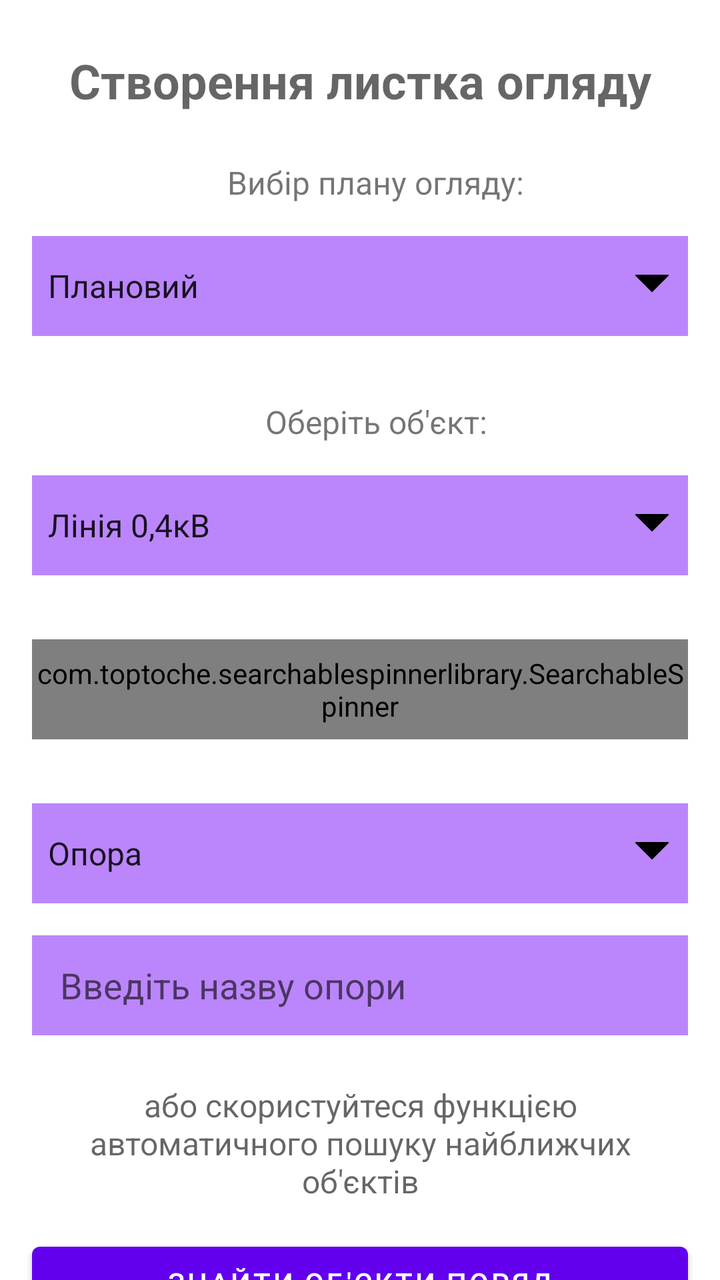
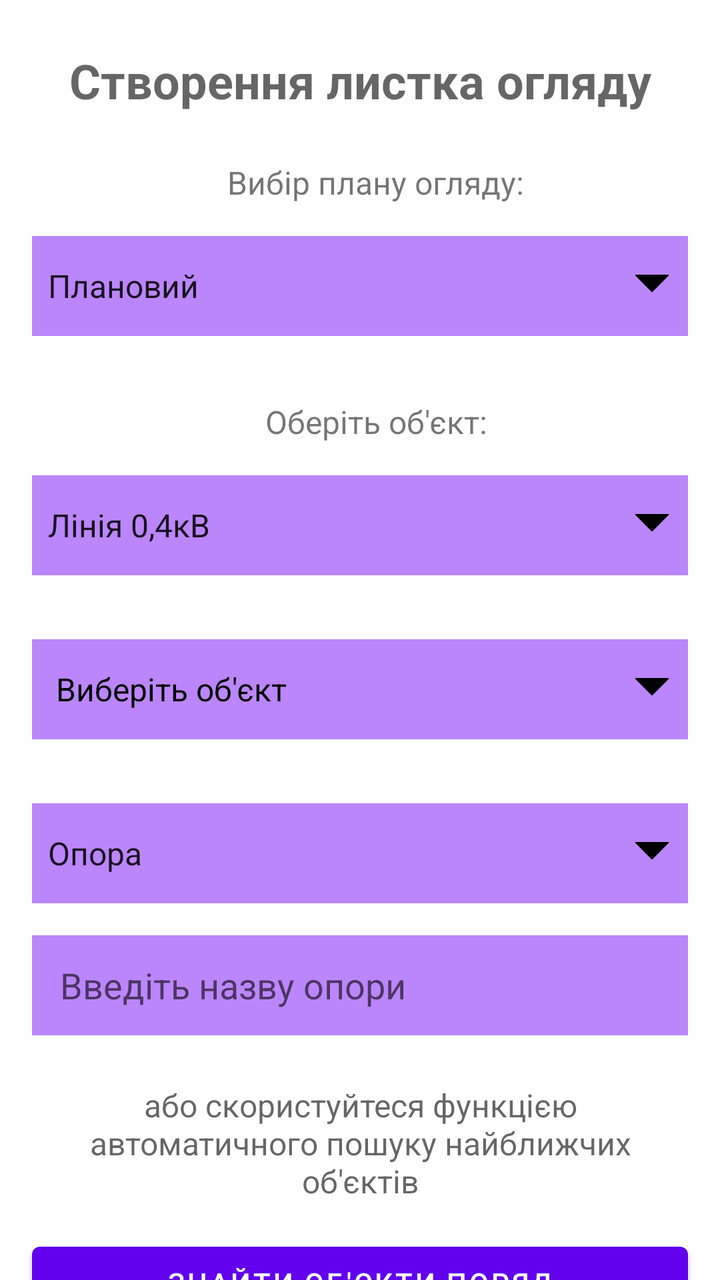

An Android layout rendered at two revisions. The XML below is the earlier revision; the diff shows what the commit changed to produce the second picture.
<!-- AndroidManifest.xml: application theme Theme.DefectFinder -->
<!-- res/layout/activity_create_list.xml -->
<?xml version="1.0" encoding="utf-8"?>
<androidx.constraintlayout.widget.ConstraintLayout
    xmlns:android="http://schemas.android.com/apk/res/android"
    xmlns:app="http://schemas.android.com/apk/res-auto"
    xmlns:tools="http://schemas.android.com/tools"
    android:layout_width="match_parent"
    android:layout_height="match_parent"
    android:fillViewport="true"
    tools:context=".CreateListActivity">


<androidx.core.widget.NestedScrollView
    android:layout_width="match_parent"
    android:layout_height="match_parent"
    android:fillViewport="true">
    <androidx.constraintlayout.widget.ConstraintLayout
        android:layout_width="match_parent"
        android:layout_height="wrap_content">

    <TextView
        android:id="@+id/activity_name"
        android:layout_width="wrap_content"
        android:layout_height="wrap_content"
        android:layout_marginTop="24dp"
        android:gravity="center"
        android:text="Створення листка огляду"
        android:textAppearance="@style/TextAppearance.MaterialComponents.Headline3"
        android:textSize="24sp"
        android:textStyle="bold"
        app:layout_constraintBottom_toTopOf="@id/header"
        app:layout_constraintEnd_toEndOf="parent"
        app:layout_constraintStart_toStartOf="parent"
        app:layout_constraintTop_toTopOf="parent" />

    <TextView
        android:id="@+id/header"
        android:layout_width="wrap_content"
        android:layout_height="wrap_content"
        android:layout_marginStart="16dp"
        android:layout_marginTop="24dp"
        android:text="Вибір плану огляду:"
        android:textSize="16sp"
        app:layout_constraintBottom_toTopOf="@id/plan_spinner"
        app:layout_constraintEnd_toEndOf="parent"
        app:layout_constraintStart_toStartOf="parent"
        app:layout_constraintTop_toBottomOf="@id/activity_name" />

    <Spinner
        android:id="@+id/plan_spinner"
        android:layout_width="match_parent"
        android:layout_height="50dp"
        android:layout_margin="16dp"
        android:layout_marginStart="8dp"
        android:layout_marginTop="8dp"
        android:layout_marginEnd="8dp"
        android:background="@drawable/spinner_bg"
        android:dropDownVerticalOffset="?attr/dropdownListPreferredItemHeight"
        android:entries="@array/plan_array"
        android:paddingRight="14dp"
        android:popupElevation="3dp"
        android:stateListAnimator="@drawable/spinner_sla"
        app:layout_constraintBottom_toTopOf="@id/header2"
        app:layout_constraintEnd_toEndOf="parent"
        app:layout_constraintStart_toStartOf="parent"
        app:layout_constraintTop_toBottomOf="@id/header"
        tools:listitem="@android:layout/simple_spinner_item" />

    <TextView
        android:id="@+id/header2"
        android:layout_width="wrap_content"
        android:layout_height="wrap_content"
        android:layout_marginStart="16dp"
        android:layout_marginTop="16dp"
        android:text="Оберіть об'єкт:"
        android:textSize="16sp"
        app:layout_constraintBottom_toTopOf="@id/line_or_tp_spinner"
        app:layout_constraintEnd_toEndOf="parent"
        app:layout_constraintStart_toStartOf="parent"
        app:layout_constraintTop_toBottomOf="@id/plan_spinner" />

    <Spinner
        android:id="@+id/line_or_tp_spinner"
        android:layout_width="match_parent"
        android:layout_height="50dp"
        android:layout_margin="16dp"
        android:stateListAnimator="@drawable/spinner_sla"
        android:entries="@array/line_or_tp_array"
        android:background="@drawable/spinner_bg"
        app:layout_constraintBottom_toTopOf="@id/list_spinner"
        app:layout_constraintEnd_toEndOf="parent"
        app:layout_constraintStart_toStartOf="parent"
        app:layout_constraintTop_toBottomOf="@id/header2"
        tools:listitem="@android:layout/simple_spinner_item" />

    <com.toptoche.searchablespinnerlibrary.SearchableSpinner
        android:id="@+id/list_spinner"
        android:layout_width="match_parent"
        android:layout_height="50dp"
        android:layout_margin="16dp"
        android:background="@drawable/spinner_bg"
        app:layout_constraintBottom_toTopOf="@id/opr_or_span"
        app:layout_constraintEnd_toEndOf="parent"
        app:layout_constraintStart_toStartOf="parent"
        app:layout_constraintTop_toBottomOf="@id/line_or_tp_spinner" />

    <Spinner
        android:id="@+id/opr_or_span"
        android:layout_width="match_parent"
        android:layout_height="50dp"
        android:layout_marginStart="16dp"
        android:layout_marginTop="16dp"
        android:layout_marginEnd="16dp"
        android:background="@drawable/spinner_bg"
        android:entries="@array/opr_or_span_array"
        tools:listitem="@android:layout/simple_spinner_item"
        app:layout_constraintEnd_toEndOf="parent"
        app:layout_constraintStart_toStartOf="parent"
        app:layout_constraintTop_toBottomOf="@id/list_spinner"
        app:layout_constraintBottom_toTopOf="@id/input_opr"/>

        <EditText
            android:id="@+id/input_opr"
            android:layout_width="match_parent"
            android:layout_height="50dp"
            android:layout_marginStart="16dp"
            android:layout_marginTop="16dp"
            android:layout_marginEnd="16dp"
            android:background="@drawable/edit_text_bg"
            android:hint="@string/enter_opr_name_hint"
            android:inputType="text"
            android:paddingStart="14dp"
            app:layout_constraintBottom_toTopOf="@id/or"
            app:layout_constraintEnd_toEndOf="parent"
            app:layout_constraintStart_toStartOf="parent"
            app:layout_constraintTop_toBottomOf="@id/opr_or_span" />

    <TextView
        android:id="@+id/or"
        android:layout_width="0dp"
        android:layout_height="wrap_content"
        android:layout_marginStart="16dp"
        android:layout_marginTop="24dp"
        android:layout_marginEnd="16dp"
        android:text="@string/near_objects_func_hint"
        android:textAlignment="center"
        android:textAppearance="@style/TextAppearance.MaterialComponents.Headline3"
        android:textSize="16sp"
        app:layout_constraintBottom_toTopOf="@id/location_btn"
        app:layout_constraintEnd_toEndOf="parent"
        app:layout_constraintStart_toStartOf="parent"
        app:layout_constraintTop_toBottomOf="@id/input_opr" />

    <Button
        android:id="@+id/location_btn"
        android:layout_width="match_parent"
        android:layout_height="wrap_content"
        android:layout_marginStart="16dp"
        android:layout_marginTop="16dp"
        android:layout_marginEnd="16dp"
        android:text="Знайти об'єкти поряд"
        app:layout_constraintBottom_toTopOf="@id/save_txt"
        app:layout_constraintEnd_toEndOf="parent"
        app:layout_constraintStart_toStartOf="parent"
        app:layout_constraintTop_toBottomOf="@id/or" />

    <TextView
        android:id="@+id/save_txt"
        android:layout_width="0dp"
        android:layout_height="wrap_content"
        android:layout_marginStart="16dp"
        android:layout_marginEnd="16dp"
        android:layout_marginBottom="8dp"
        android:text="@string/to_choose_defect_hint"
        android:textAlignment="center"
        android:textSize="16sp"
        app:layout_constraintTop_toBottomOf="@id/location_btn"
        app:layout_constraintBottom_toTopOf="@id/continue_btn"
        app:layout_constraintEnd_toEndOf="parent"
        app:layout_constraintStart_toStartOf="parent" />

    <Button
        android:id="@+id/continue_btn"
        android:layout_width="match_parent"
        android:layout_height="wrap_content"
        android:layout_marginStart="16dp"
        android:layout_marginEnd="16dp"
        android:layout_marginBottom="16dp"
        android:text="@string/save"
        app:layout_constraintTop_toBottomOf="@id/save_txt"
        app:layout_constraintBottom_toBottomOf="parent"
        app:layout_constraintEnd_toEndOf="parent"
        app:layout_constraintStart_toStartOf="parent" />




</androidx.constraintlayout.widget.ConstraintLayout>
</androidx.core.widget.NestedScrollView>

    <include
        android:id="@+id/llProgress_bar"
        layout="@layout/progress_bar_with_text"
        android:elevation="100dp"
        android:visibility="invisible" />
</androidx.constraintlayout.widget.ConstraintLayout>
<!-- res/layout/progress_bar_with_text.xml (included above) -->
<?xml version="1.0" encoding="utf-8"?>
<LinearLayout
    xmlns:android="http://schemas.android.com/apk/res/android"
    android:layout_width="match_parent"
    android:layout_height="match_parent"
    android:gravity="center"
    android:background="#AABB86FC"
    android:orientation="vertical">

    <ProgressBar
        android:id="@+id/progressBar"
        android:layout_width="150dp"
        android:layout_height="150dp"
        android:layout_gravity="center"
        android:background="@drawable/progress_bar_shape"
        android:padding="10dp" />

    <TextView
        android:layout_width="wrap_content"
        android:layout_height="wrap_content"
        android:layout_marginTop="14dp"
        android:text="СЕКУНДУ..."
        android:textSize="18sp"
        android:textStyle="bold" />
</LinearLayout>
<!-- resources referenced by this layout -->
<resources>
  <string-array name="line_or_tp_array">
          <item>Лінія 0,4кВ</item>
          <item>Лінія 6-10кВ</item>
          <item>ТП</item>
          <item>КЛ</item>
      </string-array>
  <string-array name="opr_or_span_array">
          <item>Опора</item>
          <item>Проліт</item>
      </string-array>
  <string-array name="plan_array">
          <item>Плановий</item>
          <item>Позачерговий</item>
      </string-array>
  <!-- drawable edit_text_bg (drawable) -->
  <?xml version="1.0" encoding="utf-8"?>
  <shape xmlns:android="http://schemas.android.com/apk/res/android"
      android:shape="rectangle" >
  
      <solid android:color="@color/purple_200"/>
  
      <stroke
          android:width="2dp"
          android:color="@color/purple_200"/>
  </shape>
  <!-- drawable progress_bar_shape (drawable) -->
  <?xml version="1.0" encoding="utf-8"?>
  <shape xmlns:android="http://schemas.android.com/apk/res/android">
      <solid android:color="#FFFFFF"></solid>
      <corners android:radius="100dp"></corners>
  </shape>
  <!-- drawable spinner_sla (drawable) -->
  <?xml version="1.0" encoding="utf-8"?>
  <selector xmlns:android="http://schemas.android.com/apk/res/android">
      <item android:state_pressed="true">
          <set>
              <objectAnimator
                  android:duration="@android:integer/config_mediumAnimTime"
                  android:propertyName="translationZ"
                  android:valueTo="5dp" />
          </set>
      </item>
      <item android:state_selected="true">
          <set>
              <objectAnimator
                  android:duration="@android:integer/config_shortAnimTime"
                  android:propertyName="translationZ"
                  android:valueTo="5dp" />
          </set>
      </item>
      <item>
          <set>
              <objectAnimator
                  android:duration="@android:integer/config_shortAnimTime"
                  android:propertyName="translationZ"
                  android:valueTo="0dp" />
          </set>
      </item>
  </selector>
  <string name="enter_opr_name_hint">Введіть назву опори</string>
  <string name="near_objects_func_hint">або скористуйтеся функцією автоматичного пошуку найближчих об\'єктів</string>
  <string name="save">Зберегти</string>
  <string name="to_choose_defect_hint">Щоб перейти до вибору дефекту - натисніть кнопку "Зберегти"</string>
  <style name="Theme.DefectFinder" parent="Theme.MaterialComponents.DayNight.DarkActionBar">
          
          <item name="colorPrimary">@color/purple_500</item>
          <item name="colorPrimaryVariant">@color/purple_700</item>
          <item name="colorOnPrimary">@color/white</item>
          
          <item name="colorSecondary">@color/teal_200</item>
          <item name="colorSecondaryVariant">@color/teal_700</item>
          <item name="colorOnSecondary">@color/black</item>
          
          <item name="android:statusBarColor" tools:targetApi="l">?attr/colorPrimaryVariant</item>
          
      </style>
  <color name="purple_200">#FFBB86FC</color>
  <color name="purple_500">#FF6200EE</color>
  <color name="purple_700">#FF3700B3</color>
  <color name="white">#FFFFFFFF</color>
  <color name="teal_200">#FF03DAC5</color>
  <color name="teal_700">#FF018786</color>
  <color name="black">#FF000000</color>
  <!-- unchanged entries left out for length: 1 -->
</resources>

<!-- the commit's change to res/layout/activity_create_list.xml (unified diff, before → after) -->
@@ -92,16 +92,21 @@
         app:layout_constraintTop_toBottomOf="@id/header2"
         tools:listitem="@android:layout/simple_spinner_item" />
 
-    <com.toptoche.searchablespinnerlibrary.SearchableSpinner
-        android:id="@+id/list_spinner"
-        android:layout_width="match_parent"
-        android:layout_height="50dp"
-        android:layout_margin="16dp"
-        android:background="@drawable/spinner_bg"
-        app:layout_constraintBottom_toTopOf="@id/opr_or_span"
-        app:layout_constraintEnd_toEndOf="parent"
-        app:layout_constraintStart_toStartOf="parent"
-        app:layout_constraintTop_toBottomOf="@id/line_or_tp_spinner" />
+        <TextView
+            android:id="@+id/list_spinner"
+            android:layout_width="match_parent"
+            android:layout_height="50dp"
+            android:layout_margin="16dp"
+            android:padding="12dp"
+            android:text="Виберіть об'єкт"
+            android:textSize="16sp"
+            android:textColor="@color/black"
+            android:gravity="center|left"
+            android:background="@drawable/spinner_bg"
+            app:layout_constraintBottom_toTopOf="@id/opr_or_span"
+            app:layout_constraintEnd_toEndOf="parent"
+            app:layout_constraintStart_toStartOf="parent"
+            app:layout_constraintTop_toBottomOf="@id/line_or_tp_spinner" />
 
     <Spinner
         android:id="@+id/opr_or_span"
